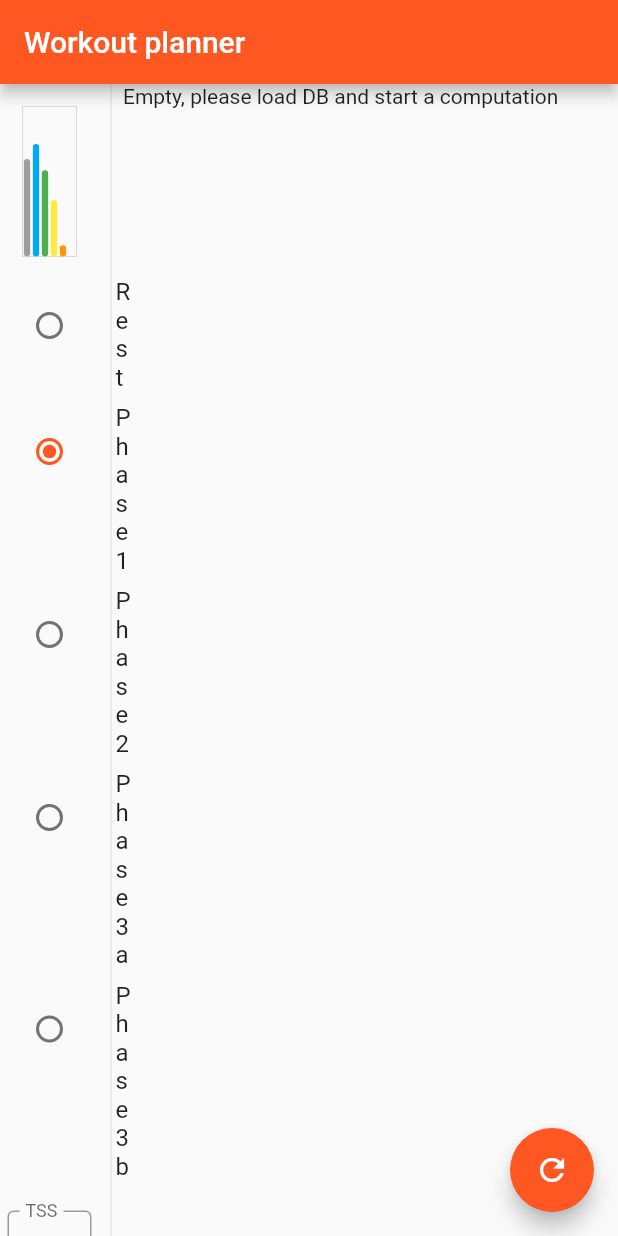
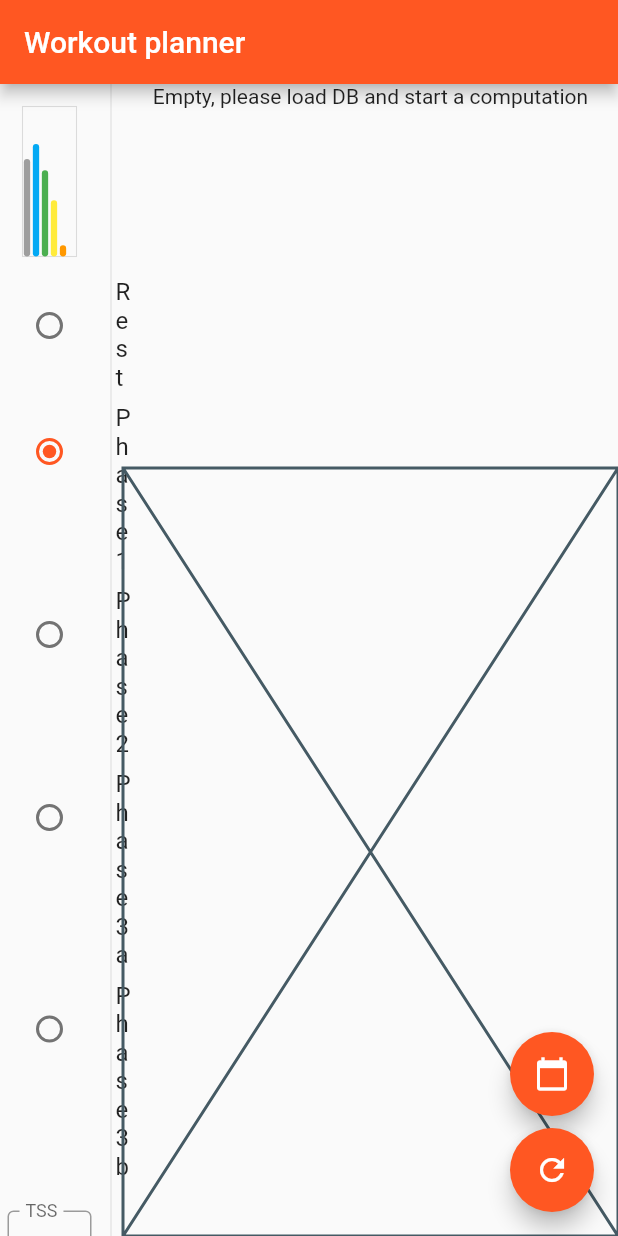
Before and after one commit to vincent290587/WeePlanner, a Flutter app: the screen it shows after launch, on a phone screen of 412 x 824 dp. Run offline on Flutter 3.47's test engine with Material 2 defaults, Android fonts, the phone set to English and light mode, and no system bars; our stand-ins replace auto_size_text, syncfusion_flutter_charts; missing offline and left inert: darwin, protobuf; statements that could not run were skipped.

Commit message:
Improved display Added calendar

```diff
--- a/lib/Workout.dart
+++ b/lib/Workout.dart
@@ -153,9 +153,11 @@ class Workout {
   //late WorkoutFocus focus;
   late Distribution distribution;
 
+  final String rawContent;
+
   late RawWorkout rawWorkout;
 
-  Workout({required this.rawWorkout}) {
+  Workout({required this.rawWorkout, required this.rawContent}) {
 
     distribution = Distribution(rawWorkout);
     duration = calculateDuration(rawWorkout);
@@ -177,6 +179,7 @@ class Workout {
         TSS = json['tss'],
         _NP = json['np'],
         IF = json['if'],
+        rawContent = json['content'],
         rawWorkout = RawWorkout.fromJson(json['proto']);
 
   Map<String, dynamic> toJson() {
@@ -185,6 +188,7 @@ class Workout {
       'tss': TSS,
       'np': _NP,
       'if': IF,
+      'content': rawContent,
       'proto': rawWorkout.writeToJson(),
     };
   }
--- a/lib/WorkoutDB.dart
+++ b/lib/WorkoutDB.dart
@@ -18,6 +18,9 @@ class PlannedWeek {
 
   double sumTSS = 0;
   double sumDuration = 0;
+
+  PlannedWeek.empty() : this.workouts = [] {
+  }
 
   PlannedWeek(this.workouts) {
 
@@ -80,7 +83,7 @@ class WorkoutDB extends ChangeNotifier {
         RawInterval(duration: 240, powerStart: 0.55, powerEnd: 0.55, cadence: 85),
       ]),
     ];
-    Workout workout = Workout(rawWorkout: RawWorkout(name: 'Workout1',reps: reps));
+    Workout workout = Workout(rawWorkout: RawWorkout(name: 'Workout1',reps: reps), rawContent: '');
 
     List<Workout> ret = [workout, workout, workout, workout, workout];
 
@@ -100,7 +103,8 @@ class WorkoutDB extends ChangeNotifier {
 
         debugPrint('File ' + entity.path);
 
-        XmlDocument document = XmlDocument.parse(entity.readAsStringSync());
+        String fileContent = entity.readAsStringSync();
+        XmlDocument document = XmlDocument.parse(fileContent);
 
         XmlElement root = document.rootElement;
         //debugPrint('Root name ' + root.name.toString());
@@ -133,7 +137,7 @@ class WorkoutDB extends ChangeNotifier {
               reps: intervals,
             );
 
-            workoutDB.add(Workout(rawWorkout: rawWorkout));
+            workoutDB.add(Workout(rawWorkout: rawWorkout, rawContent: fileContent));
           }
         }
       }
--- a/lib/main.dart
+++ b/lib/main.dart
@@ -4,6 +4,7 @@ import 'package:auto_size_text/auto_size_text.dart';
 import 'package:flutter/material.dart';
 import 'package:provider/provider.dart';
 
+import 'Connector.dart';
 import 'Planner.dart';
 import 'Workout.dart';
 import 'WorkoutDB.dart';
@@ -64,7 +65,9 @@ class _MyHomePageState extends State<MyHomePage> {
 
   DistributionType distributionType = DistributionType.Phase1;
 
-  PlannerSettings settings = PlannerSettings(DistributionType.Rest, workoutsNb: 5, targetScore: 400); // TODO add phase
+  PlannerSettings settings = PlannerSettings(DistributionType.Rest, workoutsNb: 5, targetScore: 400);
+
+  PlannedWeek week = PlannedWeek.empty();
 
   Widget getCard(Widget? icon, String text, String value) {
     return Card(
@@ -333,15 +336,19 @@ class _MyHomePageState extends State<MyHomePage> {
             child: Container(
               // width: 600.0,
               // height: 800.0,
+              child: Column(
+                children: [
+                  Flexible(
+                    flex: 1,
                     child: StreamBuilder<PlannedWeek>(
                       stream: Provider.of<WorkoutDB>(context, listen: false).getComputation,
                       //initialData: workouts,
                       builder: (c, snapshot) {
                         if (snapshot.hasData) {
-                    PlannedWeek week = snapshot.data!;
-                    var widgets = [ buildWeek(context, week) ];
+                          week = snapshot.data!;
+                          PlannedWeek week2 = snapshot.data!;
                           return Column(
-                      children: widgets,
+                            children: [buildWeek(context, week2)],
                           );
                         }
                         return Column(
@@ -349,18 +356,39 @@ class _MyHomePageState extends State<MyHomePage> {
                             Text('Empty, please load DB and start a computation'),
                           ],
                         );
-                }),
+                      }
+                    ),
+                  ),
+                  Flexible(
+                    flex: 2,
+                    child: Placeholder(),
+                  ),
+                ],
+              ),
             ),
           ),
         ],
       ),
 
-      floatingActionButton: FloatingActionButton(
+      floatingActionButton: Column(
+        mainAxisAlignment: MainAxisAlignment.end,
+        children: [
+          FloatingActionButton(
+            onPressed: () {
+              postWeekCalendar(context, week);
+            },
+            tooltip: 'Increment',
+            child: Icon(Icons.calendar_today),
+          ),
+          SizedBox(height: 8,),
+          FloatingActionButton(
             onPressed: () {
               Provider.of<WorkoutDB>(context, listen: false).startDB(Directory('db'));
             },
             tooltip: 'Increment',
             child: Icon(Icons.refresh),
+          ),
+        ],
       ), // This trailing comma makes auto-formatting nicer for build methods.
     );
   }
```
Also changed, not shown: lib/Planner.dart (+6 -1 lines), 1 other file. Lines whose indentation alone changed are shown as unchanged.
